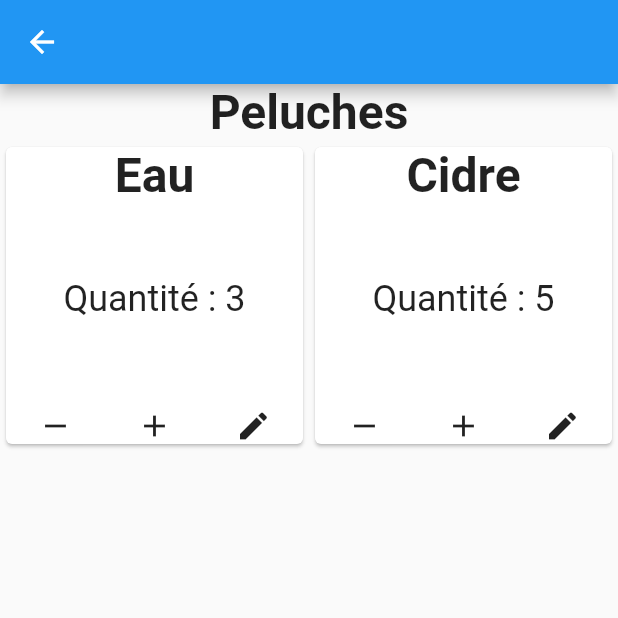
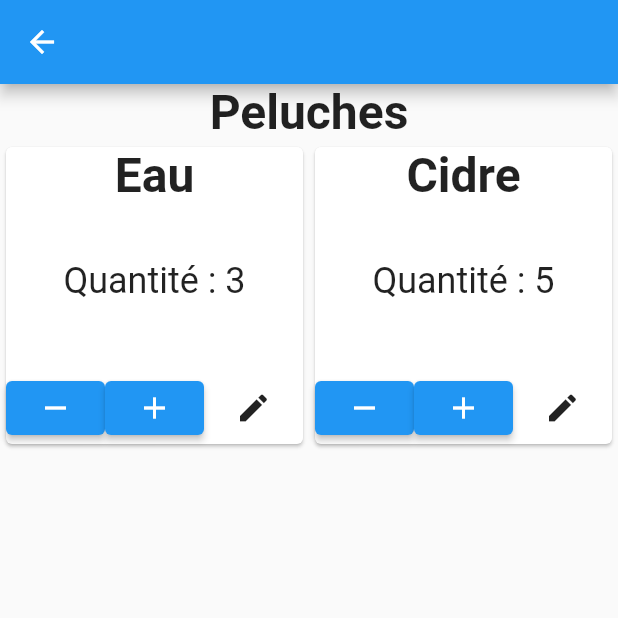
Before and after one commit to Tsekko/inventory_app, a Flutter app: the screen it shows after launch, after a tap on an icon or button, on a phone screen of 412 x 824 dp, the top half of it. Run offline on Flutter 3.47's test engine with Material 2 defaults, Android fonts, the phone set to English and light mode, and no system bars.

Commit message:
:sparkles: Added setState on minus and plus buttons

```diff
--- a/lib/productsPage.dart
+++ b/lib/productsPage.dart
@@ -5,7 +5,17 @@ class Item {
   final String name;
   final int qty;
 
-  const Item(this.name, this.qty);
+  Item({required this.name, required this.qty});
+
+  Item copyWith({
+  String? name,
+  int? qty,
+}) {
+  return Item(
+    name: name ?? this.name,
+    qty: qty ?? this.qty,
+  );
+}
 }
 
 class ProductInventory extends StatefulWidget {
@@ -20,11 +30,11 @@ class ProductInventory extends StatefulWidget {
 
 class _ProductInventoryState extends State<ProductInventory> {
   final _lstPeluche = <Item>[
-    const Item("Ours", 4),
-    const Item("Loup", 1),
-    const Item("Otarie", 2)
+    Item(name: "Ours", qty: 4),
+    Item(name: "Loup", qty: 1),
+    Item(name: "Otarie", qty: 2)
   ];
-  final _lstBoissons = <Item>[const Item("Eau", 3), const Item("Cidre", 5)];
+  final _lstBoissons = <Item>[Item(name: "Eau", qty: 3), Item(name: "Cidre", qty: 5)];
   var _lstItem = <Item>[];
 
   @override
@@ -70,10 +80,14 @@ class _ProductInventoryState extends State<ProductInventory> {
                         ),
                       ),
                       Row(
-                        children: const [
-                          Expanded(child: Icon(Icons.remove)),
-                          Expanded(child: Icon(Icons.add)),
-                          Expanded(child: Icon(Icons.edit)),
+                        children: [
+                          Expanded(child: ElevatedButton(child: const Icon(Icons.remove), onPressed: () {setState((() {
+                            _lstItem[index] = _lstItem[index].copyWith(qty: _lstItem[index].qty-1);
+                          }),);},),),
+                          Expanded(child: ElevatedButton(child: const Icon(Icons.add), onPressed: () {setState(() {
+                            _lstItem[index] = _lstItem[index].copyWith(qty: _lstItem[index].qty+1);
+                          });},),),
+                          const Expanded(child: Icon(Icons.edit)),
                         ],
                         mainAxisAlignment: MainAxisAlignment.center,
                       ),
```
